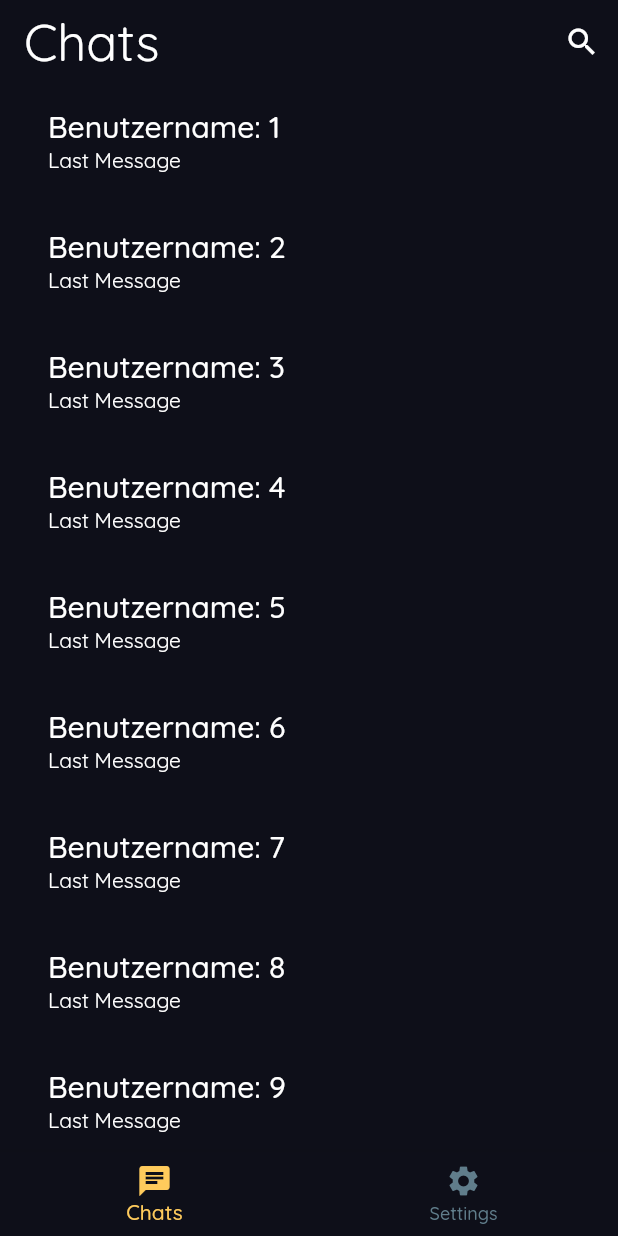
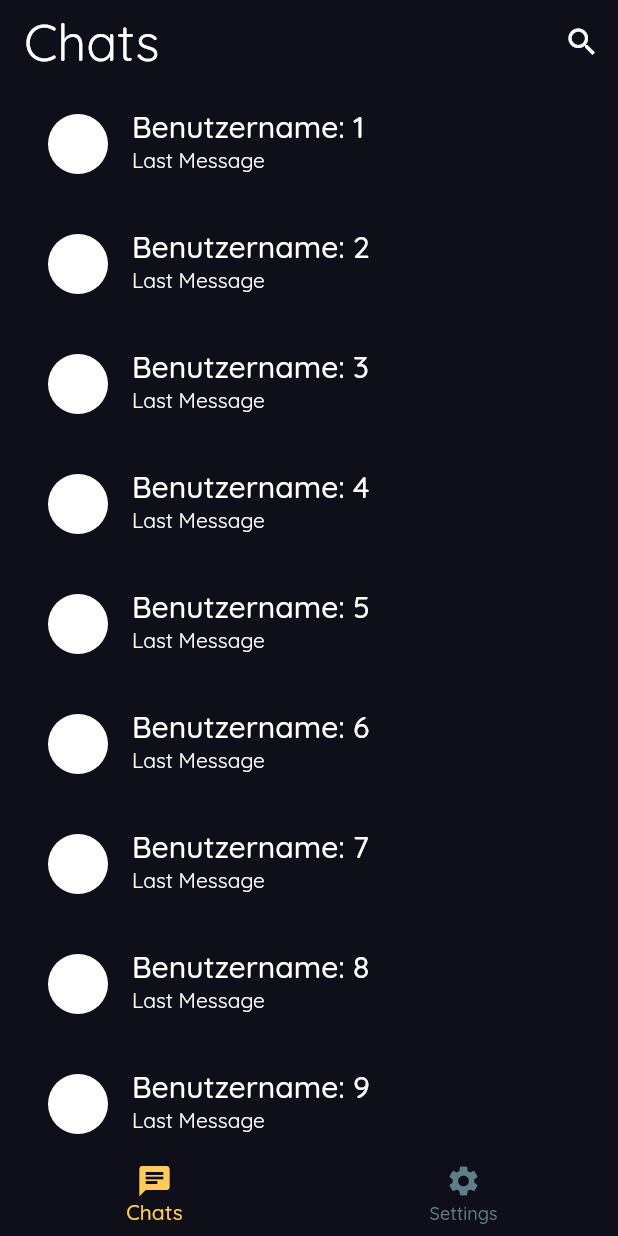
Before and after one commit to nicholas-roether/quicksend, a Flutter app: the screen it shows after launch, on a phone screen of 412 x 824 dp. Run offline on Flutter 3.47's test engine with Material 2 defaults, Android fonts, the phone set to English and light mode, and no system bars.

Commit message:
added searchbar

```diff
--- a/lib/screens/homepage.dart
+++ b/lib/screens/homepage.dart
@@ -1,5 +1,6 @@
 import 'package:flutter/material.dart';
 import 'package:quicksend/screens/chat_screen.dart';
+import 'package:quicksend/utils/user_search_delegate.dart';
 
 class MyHomePage extends StatefulWidget {
   const MyHomePage({Key? key, required this.title}) : super(key: key);
@@ -43,7 +44,8 @@ class _MyHomePageState extends State<MyHomePage> {
         ),
         actions: [
           IconButton(
-            onPressed: () {},
+            onPressed: () =>
+                showSearch(context: context, delegate: UserSearchDelegate()),
             icon: const Icon(
               Icons.search,
             ),
@@ -53,6 +55,9 @@ class _MyHomePageState extends State<MyHomePage> {
       body: ListView.builder(
         itemBuilder: (context, index) => ListTile(
           title: ListTile(
+            leading: const CircleAvatar(
+              backgroundColor: Colors.white,
+            ),
             title: Text(
               'Benutzername: ${index + 1}',
               style: Theme.of(context).textTheme.headline6,
--- a/lib/utils/my_themes.dart
+++ b/lib/utils/my_themes.dart
@@ -1,5 +1,3 @@
-import 'dart:ui';
-
 import 'package:flutter/material.dart';
 
 class MyThemes {
@@ -36,6 +34,13 @@ class MyThemes {
       color: Colors.white,
       opacity: 1.0,
     ),
+    inputDecorationTheme: const InputDecorationTheme(
+      hintStyle: TextStyle(
+        fontWeight: FontWeight.w500,
+        color: Colors.grey,
+      ),
+      border: InputBorder.none,
+    ),
     textTheme: const TextTheme(
       bodyText1: TextStyle(
         fontWeight: FontWeight.w400,
--- /dev/null
+++ b/lib/utils/user_search_delegate.dart
@@ -0,0 +1,62 @@
+import 'package:flutter/material.dart';
+
+class UserSearchDelegate extends SearchDelegate {
+  List<String> searchResults = ["Brazil", "China", "India"];
+
+  @override
+  String? get searchFieldLabel => "Benutzername";
+
+  @override
+  List<Widget>? buildActions(BuildContext context) => [
+        IconButton(
+          onPressed: () => query.isEmpty ? close(context, null) : query = '',
+          icon: const Icon(
+            Icons.clear,
+          ),
+        ),
+      ];
+
+  @override
+  Widget? buildLeading(BuildContext context) => IconButton(
+        onPressed: () => close(context, null),
+        icon: const Icon(
+          Icons.arrow_back,
+        ),
+      );
+
+  @override
+  Widget buildResults(BuildContext context) {
+    return Center(
+      child: Text(query),
+    );
+  }
+
+  @override
+  Widget buildSuggestions(BuildContext context) {
+    List<String> suggestions = searchResults.where((element) {
+      final result = element.toLowerCase();
+      final input = query.toLowerCase();
+
+      return result.contains(input);
+    }).toList();
+
+    return ListView.builder(
+      itemCount: suggestions.length,
+      itemBuilder: (context, index) => ListTile(
+        title: Text(
+          suggestions[index],
+          style: Theme.of(context).textTheme.bodyText1,
+        ),
+        onTap: () {
+          query = suggestions[index];
+          showResults(context);
+        },
+      ),
+    );
+  }
+
+  @override
+  ThemeData appBarTheme(BuildContext context) {
+    return Theme.of(context);
+  }
+}
```
